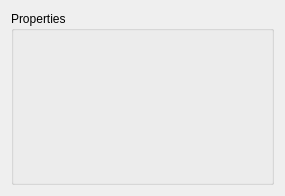
Qt form uicomponents/FilterProperties.ui (se-sic/VaRA-Tool-Suite) before a commit.
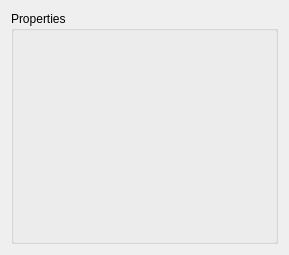
The same form after that commit.

Commit message: Warn if UnaryFilter is used w/o Source-/TargetOperator

What changed in the file:
```diff
--- a/uicomponents/FilterProperties.ui
+++ b/uicomponents/FilterProperties.ui
@@ -6,8 +6,8 @@
    <rect>
     <x>0</x>
     <y>0</y>
-    <width>285</width>
-    <height>196</height>
+    <width>289</width>
+    <height>255</height>
    </rect>
   </property>
   <property name="windowTitle">
@@ -30,8 +30,8 @@
        <rect>
         <x>0</x>
         <y>0</y>
-        <width>273</width>
-        <height>184</height>
+        <width>277</width>
+        <height>243</height>
        </rect>
       </property>
       <layout class="QVBoxLayout" name="verticalLayout_3">
```
Left out of the diff: 3 changed lines with no effect on the pictures. The commit also changes 4 other files.
